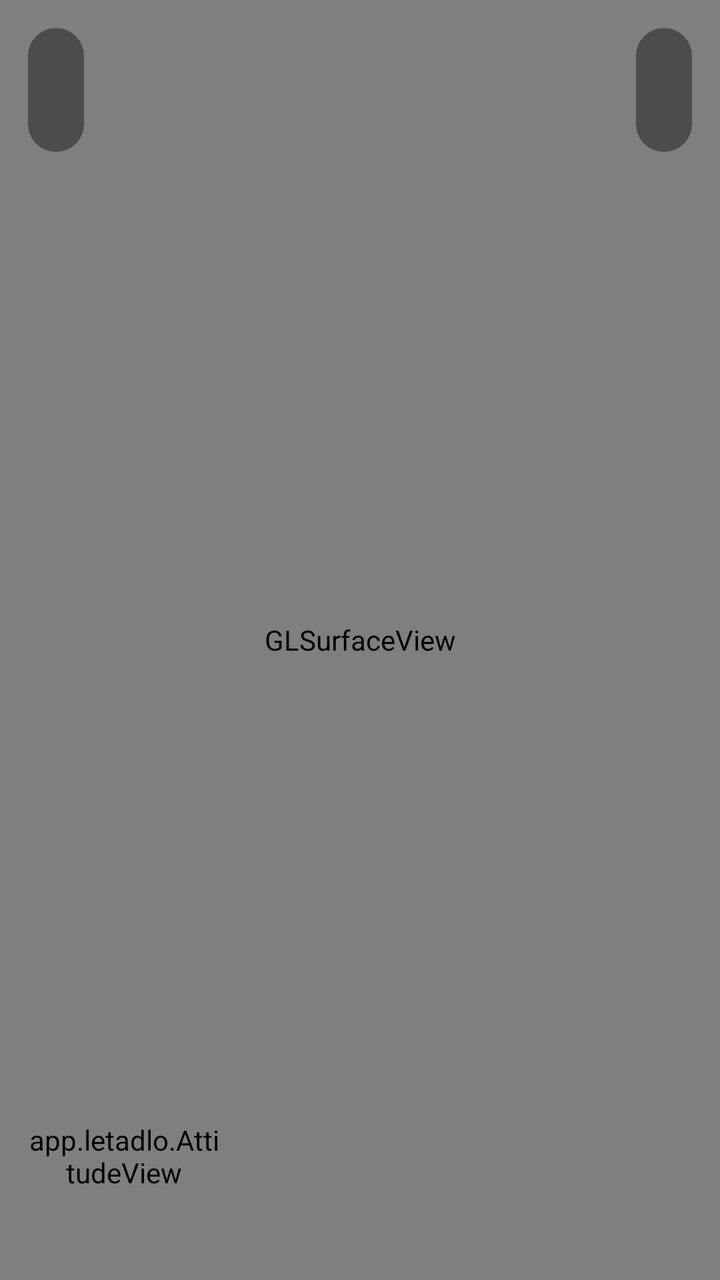
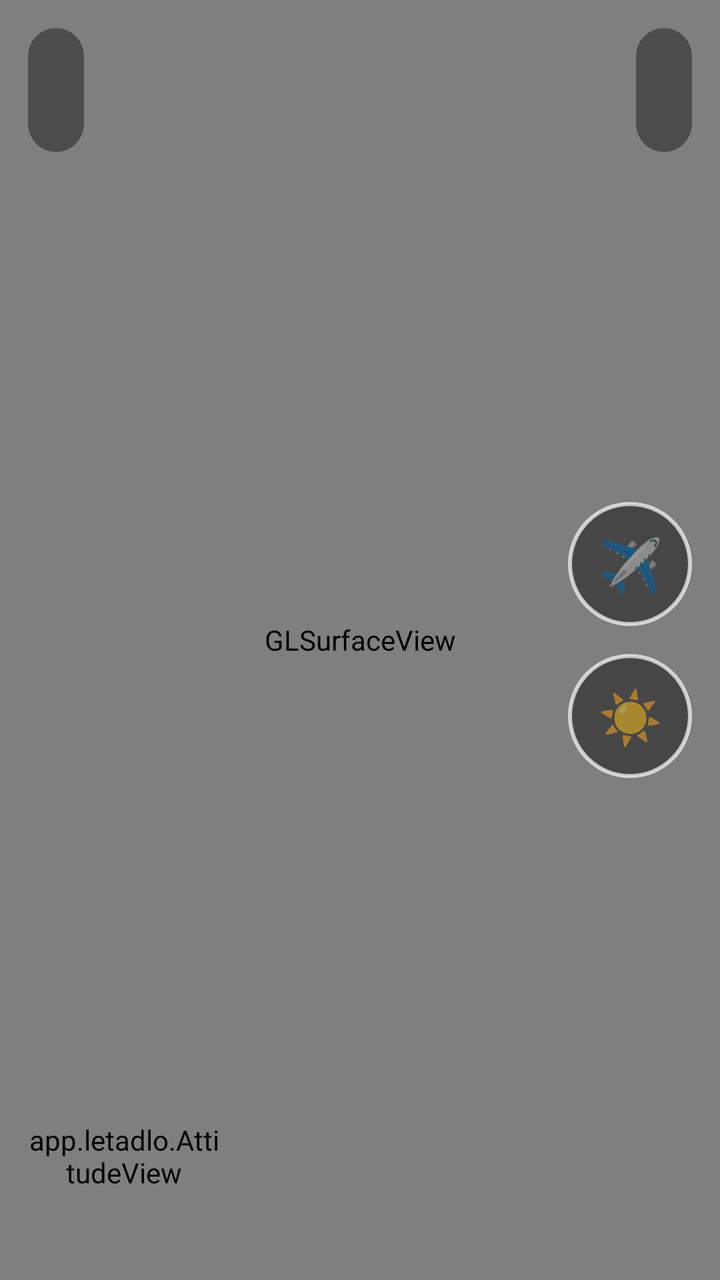

Screens rendered from an Android XML layout before and after an edit, with the pre-edit source and the edit as a unified diff.
<!-- AndroidManifest.xml: application theme Theme.Letadlo -->
<!-- res/layout/activity_game.xml -->
<?xml version="1.0" encoding="utf-8"?>
<FrameLayout xmlns:android="http://schemas.android.com/apk/res/android"
    android:layout_width="match_parent"
    android:layout_height="match_parent"
    android:background="#000000">

    <android.opengl.GLSurfaceView
        android:id="@+id/glView"
        android:layout_width="match_parent"
        android:layout_height="match_parent" />

    <FrameLayout
        android:id="@+id/hudLayer"
        android:layout_width="match_parent"
        android:layout_height="match_parent">

    <LinearLayout
        android:layout_width="wrap_content"
        android:layout_height="wrap_content"
        android:layout_gravity="top|start"
        android:layout_margin="14dp"
        android:background="@drawable/hud_pill"
        android:orientation="vertical"
        android:paddingStart="14dp"
        android:paddingTop="8dp"
        android:paddingEnd="14dp"
        android:paddingBottom="8dp">

        <TextView
            android:id="@+id/hudSpeed"
            android:layout_width="wrap_content"
            android:layout_height="wrap_content"
            android:fontFamily="sans-serif-medium"
            android:textColor="@color/white"
            android:textSize="20sp" />

        <TextView
            android:id="@+id/hudAlt"
            android:layout_width="wrap_content"
            android:layout_height="wrap_content"
            android:textColor="#E6FFFFFF"
            android:textSize="14sp" />
    </LinearLayout>

    <LinearLayout
        android:layout_width="wrap_content"
        android:layout_height="wrap_content"
        android:layout_gravity="top|end"
        android:layout_margin="14dp"
        android:background="@drawable/hud_pill"
        android:gravity="end"
        android:orientation="vertical"
        android:paddingStart="14dp"
        android:paddingTop="8dp"
        android:paddingEnd="14dp"
        android:paddingBottom="8dp">

        <TextView
            android:id="@+id/hudTime"
            android:layout_width="wrap_content"
            android:layout_height="wrap_content"
            android:fontFamily="sans-serif-medium"
            android:textColor="@color/white"
            android:textSize="20sp" />

        <TextView
            android:id="@+id/hudMap"
            android:layout_width="wrap_content"
            android:layout_height="wrap_content"
            android:textColor="#E6FFFFFF"
            android:textSize="14sp" />
    </LinearLayout>

    <app.letadlo.AttitudeView
        android:id="@+id/attitude"
        android:layout_width="96dp"
        android:layout_height="96dp"
        android:layout_gravity="bottom|start"
        android:layout_margin="14dp" />

    <TextView
        android:id="@+id/hint"
        android:layout_width="wrap_content"
        android:layout_height="wrap_content"
        android:layout_gravity="top|center_horizontal"
        android:layout_marginTop="84dp"
        android:background="@drawable/hud_pill"
        android:gravity="center"
        android:paddingStart="18dp"
        android:paddingTop="8dp"
        android:paddingEnd="18dp"
        android:paddingBottom="8dp"
        android:textColor="@color/white"
        android:textSize="18sp"
        android:visibility="gone" />

    <LinearLayout
        android:id="@+id/crashPanel"
        android:layout_width="wrap_content"
        android:layout_height="wrap_content"
        android:layout_gravity="center"
        android:background="@drawable/panel_crash"
        android:gravity="center_horizontal"
        android:minWidth="360dp"
        android:orientation="vertical"
        android:padding="26dp"
        android:visibility="gone">

        <TextView
            android:layout_width="wrap_content"
            android:layout_height="wrap_content"
            android:fontFamily="sans-serif-black"
            android:text="@string/crash_title"
            android:textColor="@color/white"
            android:textSize="26sp" />

        <TextView
            android:id="@+id/crashReason"
            android:layout_width="wrap_content"
            android:layout_height="wrap_content"
            android:layout_marginTop="6dp"
            android:textColor="#FFFFB4A6"
            android:textSize="17sp" />

        <TextView
            android:id="@+id/crashStats"
            android:layout_width="wrap_content"
            android:layout_height="wrap_content"
            android:layout_marginTop="12dp"
            android:gravity="center"
            android:lineSpacingExtra="4dp"
            android:textColor="@color/white"
            android:textSize="16sp" />

        <TextView
            android:id="@+id/crashRecord"
            android:layout_width="wrap_content"
            android:layout_height="wrap_content"
            android:layout_marginTop="8dp"
            android:textColor="#FFFFE08A"
            android:textSize="15sp" />

        <LinearLayout
            android:layout_width="wrap_content"
            android:layout_height="wrap_content"
            android:layout_marginTop="20dp"
            android:orientation="horizontal">

            <Button
                android:id="@+id/btnAgain"
                android:layout_width="wrap_content"
                android:layout_height="52dp"
                android:background="@drawable/button_primary"
                android:paddingStart="28dp"
                android:paddingEnd="28dp"
                android:stateListAnimator="@null"
                android:text="@string/again"
                android:textAllCaps="false"
                android:textColor="@color/white"
                android:textSize="17sp" />

            <Button
                android:id="@+id/btnMenu"
                android:layout_width="wrap_content"
                android:layout_height="52dp"
                android:layout_marginStart="14dp"
                android:background="@drawable/button_secondary"
                android:paddingStart="28dp"
                android:paddingEnd="28dp"
                android:stateListAnimator="@null"
                android:text="@string/menu"
                android:textAllCaps="false"
                android:textColor="@color/white"
                android:textSize="17sp" />
        </LinearLayout>
    </LinearLayout>
    </FrameLayout>
</FrameLayout>
<!-- resources referenced by this layout -->
<resources>
  <color name="white">#FFFFFFFF</color>
  <!-- drawable button_primary (drawable) -->
  <?xml version="1.0" encoding="utf-8"?>
  <ripple xmlns:android="http://schemas.android.com/apk/res/android" android:color="#44FFFFFF">
      <item>
          <shape>
              <corners android:radius="28dp" />
              <solid android:color="@color/accent" />
          </shape>
      </item>
  </ripple>
  <!-- drawable button_secondary (drawable) -->
  <?xml version="1.0" encoding="utf-8"?>
  <ripple xmlns:android="http://schemas.android.com/apk/res/android" android:color="#44FFFFFF">
      <item>
          <shape>
              <corners android:radius="28dp" />
              <solid android:color="#33FFFFFF" />
              <stroke android:width="2dp" android:color="#88FFFFFF" />
          </shape>
      </item>
  </ripple>
  <!-- drawable hud_pill (drawable) -->
  <?xml version="1.0" encoding="utf-8"?>
  <shape xmlns:android="http://schemas.android.com/apk/res/android">
      <corners android:radius="14dp" />
      <solid android:color="@color/hud_bg" />
  </shape>
  <!-- drawable panel_crash (drawable) -->
  <?xml version="1.0" encoding="utf-8"?>
  <shape xmlns:android="http://schemas.android.com/apk/res/android">
      <corners android:radius="24dp" />
      <solid android:color="#E6101A26" />
      <stroke android:width="2dp" android:color="#55FFFFFF" />
  </shape>
  <string name="again">Letět znovu</string>
  <string name="crash_title">Havárie – let skončil</string>
  <string name="menu">Menu</string>
  <style name="Theme.Letadlo" parent="@android:style/Theme.Material.Light.NoActionBar.Fullscreen">
          <item name="android:windowBackground">@color/sky_bottom</item>
          <item name="android:colorAccent">@color/accent</item>
          <item name="android:statusBarColor">@android:color/transparent</item>
          <item name="android:navigationBarColor">@android:color/black</item>
      </style>
  <color name="accent">#FFE8533B</color>
  <color name="hud_bg">#66000000</color>
  <color name="sky_bottom">#FFA9D4F5</color>
</resources>

<!-- the commit's change to res/layout/activity_game.xml (unified diff, before → after) -->
@@ -69,6 +69,35 @@
             android:layout_height="wrap_content"
             android:textColor="#E6FFFFFF"
             android:textSize="14sp" />
+    </LinearLayout>
+
+    <LinearLayout
+        android:layout_width="wrap_content"
+        android:layout_height="wrap_content"
+        android:layout_gravity="end|center_vertical"
+        android:layout_marginEnd="14dp"
+        android:orientation="vertical">
+
+        <TextView
+            android:id="@+id/btnView"
+            android:layout_width="62dp"
+            android:layout_height="62dp"
+            android:background="@drawable/round_button"
+            android:contentDescription="@string/view_toggle"
+            android:gravity="center"
+            android:text="✈️"
+            android:textSize="26sp" />
+
+        <TextView
+            android:id="@+id/btnTime"
+            android:layout_width="62dp"
+            android:layout_height="62dp"
+            android:layout_marginTop="14dp"
+            android:background="@drawable/round_button"
+            android:contentDescription="@string/time_toggle"
+            android:gravity="center"
+            android:text="☀️"
+            android:textSize="26sp" />
     </LinearLayout>
 
     <app.letadlo.AttitudeView
<!-- resource entries referenced after the edit -->
@@ -35,9 +35,21 @@
       <solid android:color="#E6101A26" />
       <stroke android:width="2dp" android:color="#55FFFFFF" />
   </shape>
+  <!-- drawable round_button (drawable) -->
+  <?xml version="1.0" encoding="utf-8"?>
+  <ripple xmlns:android="http://schemas.android.com/apk/res/android" android:color="#55FFFFFF">
+      <item>
+          <shape android:shape="oval">
+              <solid android:color="#73000000" />
+              <stroke android:width="2dp" android:color="#B3FFFFFF" />
+          </shape>
+      </item>
+  </ripple>
   <string name="again">Letět znovu</string>
   <string name="crash_title">Havárie – let skončil</string>
   <string name="menu">Menu</string>
+  <string name="time_toggle">Přepnout den / noc</string>
+  <string name="view_toggle">Přepnout pohled z kabiny / zvenku</string>
   <style name="Theme.Letadlo" parent="@android:style/Theme.Material.Light.NoActionBar.Fullscreen">
           <item name="android:windowBackground">@color/sky_bottom</item>
           <item name="android:colorAccent">@color/accent</item>
